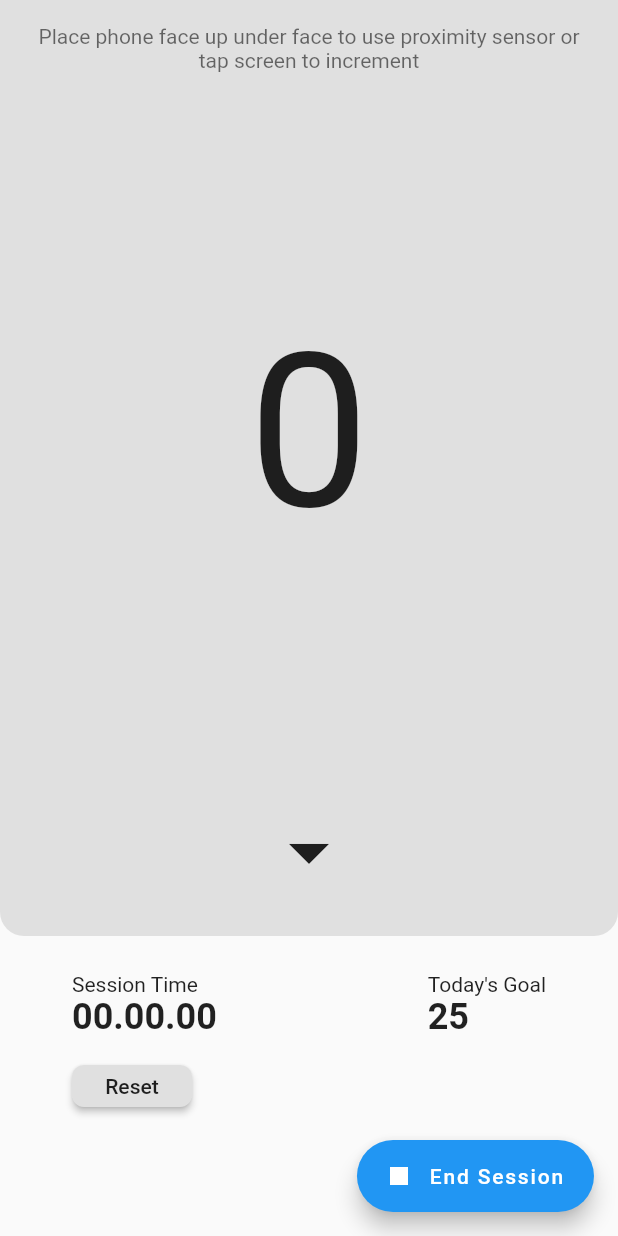
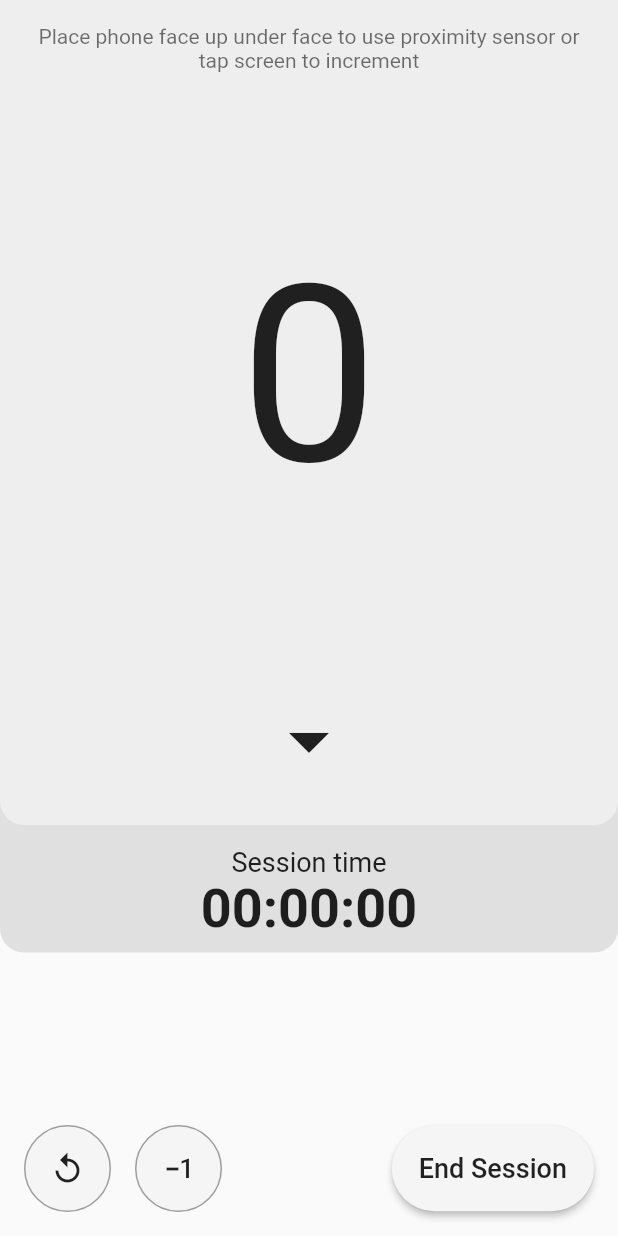
Before and after one commit to scottquach/Proximity-Push-Up-Counter-V2, a Flutter app: the SessionPage screen opened by its route, on a phone screen of 412 x 824 dp. Run offline on Flutter 3.47's test engine with Material 2 defaults, Android fonts, the light colour scheme and no system bars.

Commit message:
Session page updated and made more dynamic

```diff
--- a/lib/main.dart
+++ b/lib/main.dart
@@ -1,5 +1,6 @@
 import 'package:flutter/material.dart';
 import 'package:proximity_pushup_counter_v2/pages/home.dart';
+import 'package:proximity_pushup_counter_v2/pages/loading.dart';
 import 'package:proximity_pushup_counter_v2/pages/logs.dart';
 import 'package:proximity_pushup_counter_v2/pages/session.dart';
 import 'package:proximity_pushup_counter_v2/session.dart';
@@ -41,8 +42,8 @@ class MyApp extends StatelessWidget {
       // ),
       initialRoute: '/home',
       routes: {
-        '/': (context) => SessionPage(),
-        '/home': (context) => SessionPage(),
+        '/': (context) => LoadingPage(),
+        '/home': (context) => HomePage(),
         '/session': (context) => SessionPage(),
         '/logs': (context) => LogsPage(),
       },
--- a/lib/pages/home.dart
+++ b/lib/pages/home.dart
@@ -10,11 +10,16 @@ class _HomePageState extends State<HomePage> {
   Widget build(BuildContext context) {
     return Scaffold(
       body: SafeArea(
-        child: FlatButton(
-          onPressed: () {
-            Navigator.pushNamed(context, '/session');
-          },
-          child: Text('Start session'),
+        child: Column(
+          children: [
+            HomeHeader(),
+            FlatButton(
+              onPressed: () {
+                Navigator.pushNamed(context, '/session');
+              },
+              child: Text('Start session'),
+            ),
+          ],
         ),
       ),
     );
--- /dev/null
+++ b/lib/pages/loading.dart
@@ -0,0 +1,10 @@
+import 'package:flutter/material.dart';
+
+class LoadingPage extends StatelessWidget {
+  @override
+  Widget build(BuildContext context) {
+    return Container(
+
+    );
+  }
+}
--- a/lib/pages/session.dart
+++ b/lib/pages/session.dart
@@ -15,10 +15,13 @@ class _SessionPageState extends State<SessionPage> {
       body: SafeArea(
         child: Column(
           children: [
-            Expanded(
-                child: Container(
+            Stack(
+              children: [
+                SessionTimer(),
+                Container(
+                  height: 550,
                   decoration: BoxDecoration(
-                color: Colors.grey[300],
+                    color: Colors.grey[200],
                     borderRadius: BorderRadius.only(
                       bottomLeft: Radius.circular(16),
                       bottomRight: Radius.circular(16),
@@ -33,7 +36,8 @@ class _SessionPageState extends State<SessionPage> {
                           child: Text(
                             'Place phone face up under face to use proximity sensor or tap screen to increment',
                             textAlign: TextAlign.center,
-                        style: TextStyle(color: Colors.black.withOpacity(0.75)),
+                            style: TextStyle(
+                                color: Colors.black.withOpacity(0.75)),
                           ),
                         ),
                         Expanded(
@@ -46,7 +50,7 @@ class _SessionPageState extends State<SessionPage> {
                             child: Center(
                               child: Text(
                                 '$progress',
-                            style: TextStyle(fontSize: 144),
+                                style: TextStyle(fontSize: 164),
                               ),
                             ),
                           ),
@@ -65,64 +69,121 @@ class _SessionPageState extends State<SessionPage> {
                       ],
                     ),
                   ),
-            )),
-            Container(
-              padding: EdgeInsets.fromLTRB(48, 24, 48, 24),
-              height: 200,
-              width: double.infinity,
+                ),
+              ],
+            ),
+            ActionItems()
+          ],
+        ),
+      ),
+      // floatingActionButton: FloatingActionButton.extended(
+      //   onPressed: () {
+      //     Navigator.pushReplacementNamed(context, '/logs');
+      //   },
+      //   icon: Icon(Icons.stop),
+      //   label: Text('End Session'),
+      // ),
+    );
+  }
+}
+
+class ActionItems extends StatelessWidget {
+  const ActionItems({
+    Key key,
+  }) : super(key: key);
+
+  @override
+  Widget build(BuildContext context) {
+    return Expanded(
+      child: Align(
+        alignment: Alignment.bottomCenter,
+        child: Container(
+          child: Padding(
+            padding: const EdgeInsets.all(16),
             child: Row(
               mainAxisAlignment: MainAxisAlignment.spaceBetween,
               children: [
-                  Column(
-                    crossAxisAlignment: CrossAxisAlignment.start,
+                Row(
+                  mainAxisAlignment: MainAxisAlignment.start,
                   children: [
-                      Text('Session Time'),
-                      Text(
-                        '00.00.00',
-                        style: TextStyle(
-                            fontWeight: FontWeight.bold, fontSize: 24),
+                    Container(
+                      margin: EdgeInsets.only(right: 16),
+                      child: Ink(
+                        decoration: BoxDecoration(
+                            color: Colors.grey[100],
+                            shape: BoxShape.circle,
+                            border: Border.all(color: Colors.grey[500])),
+                        child: IconButton(
+                          icon: Icon(Icons.replay),
+                          onPressed: () {},
+                          padding: EdgeInsets.all(16),
                         ),
-                      SizedBox(
-                        height: 12,
+                      ),
+                    ),
+                    Ink(
+                      decoration: BoxDecoration(
+                          color: Colors.grey[100],
+                          shape: BoxShape.circle,
+                          border: Border.all(color: Colors.grey[500])),
+                      child: IconButton(
+                        icon: Icon(Icons.exposure_minus_1),
+                        onPressed: () {},
+                        padding: EdgeInsets.all(16),
+                      ),
+                    ),
+                  ],
                 ),
                 RaisedButton(
-                        onPressed: () {
-                          setState(() {
-                            progress = 0;
-                          });
-                        },
+                  onPressed: () {},
+                  materialTapTargetSize: MaterialTapTargetSize.shrinkWrap,
+                  elevation: 2,
+                  color: Colors.grey[100],
+                  child: Text(
+                    'End Session',
+                    style: TextStyle(fontSize: 18),
+                  ),
+                  padding: EdgeInsets.all(18),
                   shape: RoundedRectangleBorder(
-                            borderRadius:
-                                new BorderRadius.all(Radius.circular(8))),
-                        child: Text('Reset'),
-                        visualDensity: VisualDensity.compact,
-                      )
-                    ],
-                  ),
-                  Column(
-                    crossAxisAlignment: CrossAxisAlignment.start,
-                    children: [
-                      Text('Today\'s Goal'),
-                      Text(
-                        '25',
-                        style: TextStyle(
-                            fontWeight: FontWeight.bold, fontSize: 24),
-                      ),
-                    ],
-                  )
-                ],
-              ),
+                      borderRadius: new BorderRadius.circular(32)),
                 )
               ],
             ),
           ),
-      floatingActionButton: FloatingActionButton.extended(
-        onPressed: () {
-          Navigator.pushReplacementNamed(context, '/logs');
-        },
-        icon: Icon(Icons.stop),
-        label: Text('End Session'),
+        ),
       ),
     );
   }
 }
+
+class SessionTimer extends StatelessWidget {
+  @override
+  Widget build(BuildContext context) {
+    return Positioned(
+      child: Container(
+        height: 635,
+        decoration: BoxDecoration(
+          color: Colors.grey[300],
+          borderRadius: BorderRadius.only(
+            bottomLeft: Radius.circular(16),
+            bottomRight: Radius.circular(16),
+          ),
+        ),
+        width: double.infinity,
+        child: Padding(
+          padding: const EdgeInsets.all(8.0),
+          child: Column(
+            mainAxisAlignment: MainAxisAlignment.end,
+            children: [
+              Text(
+                'Session time',
+                style: TextStyle(fontSize: 18),
+              ),
+              Text('00:00:00',
+                  style: TextStyle(fontWeight: FontWeight.bold, fontSize: 36)),
+            ],
+          ),
+        ),
+      ),
+    );
+  }
+}
--- a/pubspec.yaml
+++ b/pubspec.yaml
@@ -21,6 +21,7 @@ environment:
   sdk: ">=2.7.0 <3.0.0"
 
 dependencies:
+  sqflite: ^1.3.0
   flutter:
     sdk: flutter
 
```
Also changed, not shown: pubspec.lock. Lines whose indentation alone changed are shown as unchanged.
